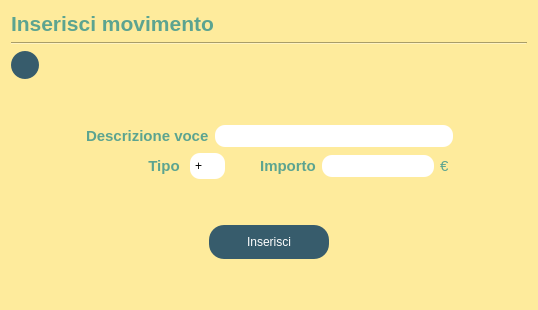
Old version of the form InserimentoSpeseRicavi/view/Inserisci_Movimento_UI.ui in the repository StracciaMatteo/GestioneCinema.
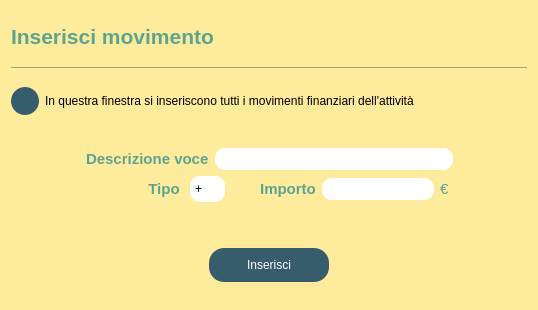
New version of the form. Icons and pictures are not drawn.

```diff
--- a/InserimentoSpeseRicavi/view/Inserisci_Movimento_UI.ui
+++ b/InserimentoSpeseRicavi/view/Inserisci_Movimento_UI.ui
@@ -33,6 +33,18 @@
          <verstretch>0</verstretch>
         </sizepolicy>
        </property>
+       <property name="minimumSize">
+        <size>
+         <width>0</width>
+         <height>50</height>
+        </size>
+       </property>
+       <property name="maximumSize">
+        <size>
+         <width>16777215</width>
+         <height>50</height>
+        </size>
+       </property>
        <property name="font">
         <font>
          <pointsize>16</pointsize>
@@ -61,6 +73,18 @@
     <layout class="QHBoxLayout" name="horizontalLayout_4">
      <item>
       <widget class="QPushButton" name="btn_torna_IM">
+       <property name="sizePolicy">
+        <sizepolicy hsizetype="Fixed" vsizetype="Fixed">
+         <horstretch>0</horstretch>
+         <verstretch>0</verstretch>
+        </sizepolicy>
+       </property>
+       <property name="maximumSize">
+        <size>
+         <width>28</width>
+         <height>28</height>
+        </size>
+       </property>
        <property name="styleSheet">
         <string notr="true">QPushButton{
 border-radius: 14px;
@@ -90,20 +114,35 @@
         <iconset>
          <normaloff>../../images/Torna-Indietro-icon.png</normaloff>../../images/Torna-Indietro-icon.png</iconset>
        </property>
-      </widget>
-     </item>
-     <item>
-      <spacer name="horizontalSpacer_3">
-       <property name="orientation">
-        <enum>Qt::Horizontal</enum>
-       </property>
-       <property name="sizeHint" stdset="0">
+       <property name="iconSize">
         <size>
-         <width>40</width>
+         <width>20</width>
          <height>20</height>
         </size>
        </property>
-      </spacer>
+      </widget>
+     </item>
+     <item>
+      <widget class="QLabel" name="label_12">
+       <property name="minimumSize">
+        <size>
+         <width>0</width>
+         <height>50</height>
+        </size>
+       </property>
+       <property name="maximumSize">
+        <size>
+         <width>16777215</width>
+         <height>50</height>
+        </size>
+       </property>
+       <property name="text">
+        <string>In questra finestra si inseriscono tutti i movimenti finanziari dell'attività</string>
+       </property>
+       <property name="wordWrap">
+        <bool>true</bool>
+       </property>
+      </widget>
      </item>
     </layout>
    </item>
```
Left out of the diff: 3 changed lines with no effect on the pictures.
